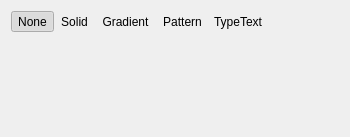
Qt form plugins/tools/defaulttool/defaulttool/KoFillConfigWidget.ui (KDE/krita) before a commit.
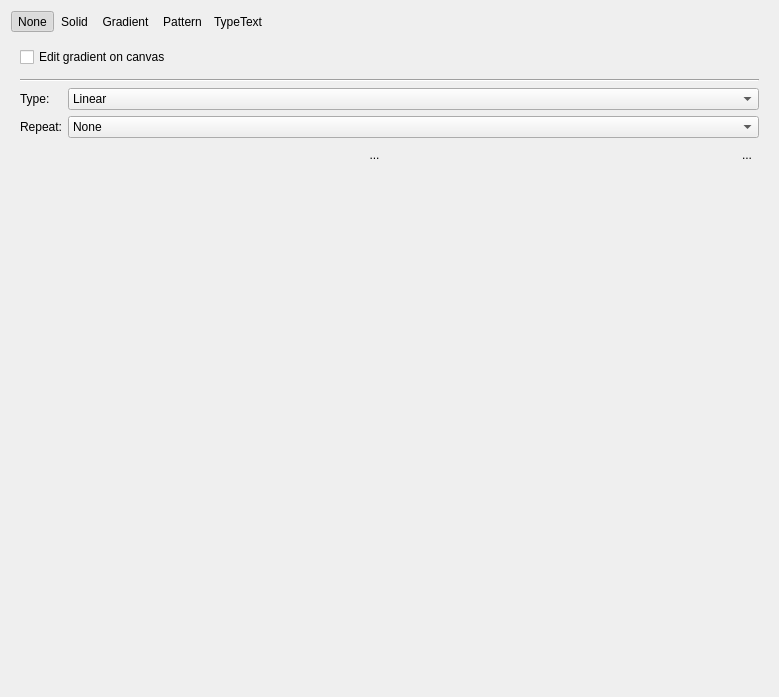
The same form after that commit. The open tabs and pages were chosen to show the change. Custom widgets are drawn as their Qt base class.

Commit message:
Added Gradient editor to the default tool
Done:
1) KisStopGradientEditor is now embedded into the default tool docker
2) You can assign predefined gradients with a special control now

Todo:
1) On-canvas gradient control points editing
2) Type and Repeat configuration (controls are not yet connected)
3) Saving of the gradient into the list of predefined resources.

What changed in the file:
```diff
--- a/plugins/tools/defaulttool/defaulttool/KoFillConfigWidget.ui
+++ b/plugins/tools/defaulttool/defaulttool/KoFillConfigWidget.ui
@@ -6,14 +6,14 @@
    <rect>
     <x>0</x>
     <y>0</y>
-    <width>350</width>
-    <height>137</height>
+    <width>779</width>
+    <height>697</height>
    </rect>
   </property>
   <property name="windowTitle">
    <string>Form</string>
   </property>
-  <layout class="QVBoxLayout" name="verticalLayout_2">
+  <layout class="QVBoxLayout" name="verticalLayout_3">
    <item>
     <layout class="QHBoxLayout" name="horizontalLayout">
      <property name="spacing">
@@ -210,7 +210,142 @@
        </item>
       </layout>
      </widget>
-     <widget class="QWidget" name="pageGradient"/>
+     <widget class="QWidget" name="pageGradient">
+      <layout class="QVBoxLayout" name="verticalLayout_2">
+       <item>
+        <widget class="QCheckBox" name="chkEditGradient">
+         <property name="text">
+          <string>Edit gradient on canvas</string>
+         </property>
+        </widget>
+       </item>
+       <item>
+        <widget class="KisStopGradientEditor" name="wdgGradientEditor" native="true"/>
+       </item>
+       <item>
+        <widget class="Line" name="line">
+         <property name="orientation">
+          <enum>Qt::Horizontal</enum>
+         </property>
+        </widget>
+       </item>
+       <item>
+        <layout class="QFormLayout" name="formLayout">
+         <item row="0" column="0">
+          <widget class="QLabel" name="label">
+           <property name="text">
+            <string>Type:</string>
+           </property>
+          </widget>
+         </item>
+         <item row="0" column="1">
+          <widget class="QComboBox" name="comboBox">
+           <property name="sizePolicy">
+            <sizepolicy hsizetype="Expanding" vsizetype="Fixed">
+             <horstretch>0</horstretch>
+             <verstretch>0</verstretch>
+            </sizepolicy>
+           </property>
+           <item>
+            <property name="text">
+             <string>Linear</string>
+            </property>
+           </item>
+           <item>
+            <property name="text">
+             <string>Radial</string>
+            </property>
+           </item>
+          </widget>
+         </item>
+         <item row="1" column="0">
+          <widget class="QLabel" name="label_2">
+           <property name="text">
+            <string>Repeat:</string>
+           </property>
+          </widget>
+         </item>
+         <item row="1" column="1">
+          <widget class="QComboBox" name="comboBox_2">
+           <property name="sizePolicy">
+            <sizepolicy hsizetype="Expanding" vsizetype="Fixed">
+             <horstretch>0</horstretch>
+             <verstretch>0</verstretch>
+            </sizepolicy>
+           </property>
+           <item>
+            <property name="text">
+             <string>None</string>
+            </property>
+           </item>
+           <item>
+            <property name="text">
+             <string>Reflect</string>
+            </property>
+           </item>
+           <item>
+            <property name="text">
+             <string>Repeat</string>
+            </property>
+           </item>
+          </widget>
+         </item>
+        </layout>
+       </item>
+       <item>
+        <layout class="QHBoxLayout" name="horizontalLayout_3">
+         <item>
+          <widget class="KoColorPopupButton" name="btnChoosePredefinedGradient">
+           <property name="sizePolicy">
+            <sizepolicy hsizetype="Expanding" vsizetype="Fixed">
+             <horstretch>0</horstretch>
+             <verstretch>0</verstretch>
+            </sizepolicy>
+           </property>
+           <property name="text">
+            <string>...</string>
+           </property>
+           <property name="popupMode">
+            <enum>QToolButton::InstantPopup</enum>
+           </property>
+           <property name="autoRaise">
+            <bool>true</bool>
+           </property>
+           <property name="arrowType">
+            <enum>Qt::NoArrow</enum>
+           </property>
+          </widget>
+         </item>
+         <item>
+          <widget class="QToolButton" name="btnSaveGradient">
+           <property name="text">
+            <string>...</string>
+           </property>
+           <property name="checkable">
+            <bool>false</bool>
+           </property>
+           <property name="autoRaise">
+            <bool>true</bool>
+           </property>
+          </widget>
+         </item>
+        </layout>
+       </item>
+       <item>
+        <spacer name="verticalSpacer_3">
+         <property name="orientation">
+          <enum>Qt::Vertical</enum>
+         </property>
+         <property name="sizeHint" stdset="0">
+          <size>
+           <width>20</width>
+           <height>1</height>
+          </size>
+         </property>
+        </spacer>
+       </item>
+      </layout>
+     </widget>
      <widget class="QWidget" name="pagePattern"/>
     </widget>
    </item>
@@ -235,6 +370,12 @@
    <extends>QToolButton</extends>
    <header>KoColorPopupButton.h</header>
   </customwidget>
+  <customwidget>
+   <class>KisStopGradientEditor</class>
+   <extends>QWidget</extends>
+   <header>kis_stopgradient_editor.h</header>
+   <container>1</container>
+  </customwidget>
  </customwidgets>
  <resources/>
  <connections/>
```
Left out of the diff: 2 changed lines with no effect on the pictures. The commit also changes 17 other files.
